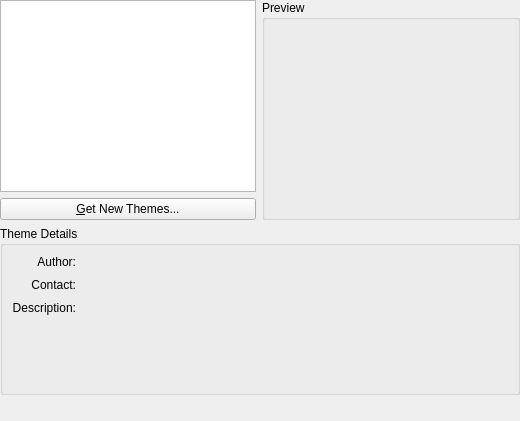
KDE/parley, file src/settings/kgametheme/kgamethemeselector.ui: the form before one commit.
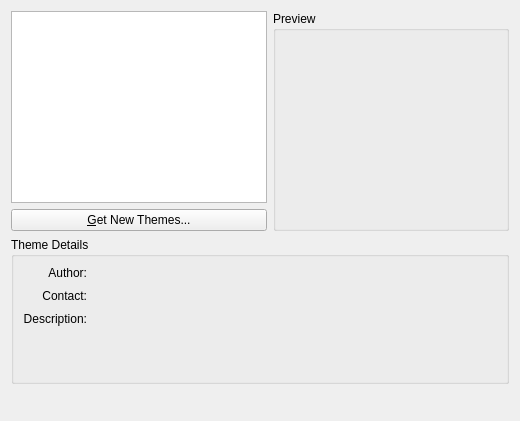
The form after the commit. Custom widgets are drawn as their Qt base class.

Commit message: Adjust margin in the settings

The edit to the form file:
```diff
--- a/src/settings/kgametheme/kgamethemeselector.ui
+++ b/src/settings/kgametheme/kgamethemeselector.ui
@@ -11,9 +11,6 @@
    </rect>
   </property>
   <layout class="QVBoxLayout" name="verticalLayout">
-   <property name="margin">
-    <number>0</number>
-   </property>
    <item>
     <layout class="QHBoxLayout">
      <item>
```
The commit also changes 1 other file.
